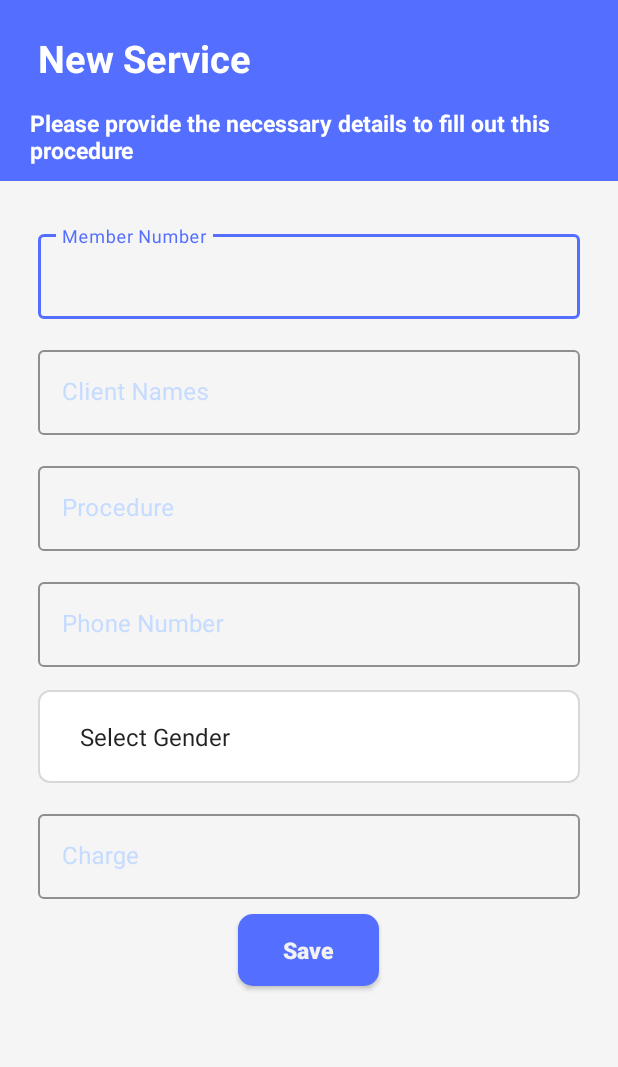
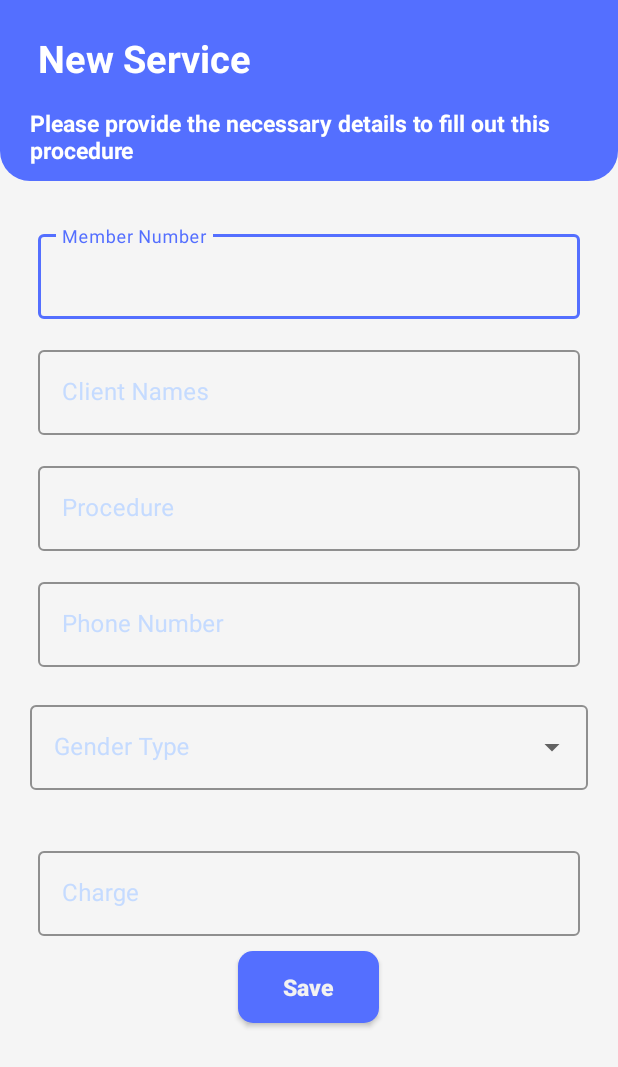
Before and after one commit to FreddieMwau/Healix, an Android app: the NewServicesActivity screen opened directly, with no data from a screen before it, on a phone screen of 412 x 824 dp. Shown: the top 1067 px of the screen. Run offline under Robolectric (Android 15) with nearby library versions, the phone set to English and light mode, and no system bars; libraries missing offline, so code that uses them is left out: www.sanju.motiontoast.

Commit message:
fix: link all EditTexts in XML in respective classes

```diff
--- a/app/src/main/java/com/thinkdev/healix/activity/NewServicesActivity.java
+++ b/app/src/main/java/com/thinkdev/healix/activity/NewServicesActivity.java
@@ -3,10 +3,15 @@ package com.thinkdev.healix.activity;
 import android.content.Intent;
 import android.os.Bundle;
 import android.view.View;
+import android.widget.ArrayAdapter;
+import android.widget.AutoCompleteTextView;
+import android.widget.Button;
+import android.widget.EditText;
 
 import androidx.appcompat.app.AppCompatActivity;
 import androidx.core.content.res.ResourcesCompat;
 
+import com.thinkdev.healix.R;
 import com.thinkdev.healix.databinding.ActivityNewservicesBinding;
 
 import www.sanju.motiontoast.MotionToast;
@@ -16,6 +21,9 @@ public class NewServicesActivity extends AppCompatActivity {
 
 
     private ActivityNewservicesBinding binding;
+    EditText member, client, procedure, clientNumber, charge;
+    AutoCompleteTextView genderType;
+    Button submit;
 
     @Override
     protected void onCreate(Bundle savedInstanceState) {
@@ -23,6 +31,20 @@ public class NewServicesActivity extends AppCompatActivity {
         binding = ActivityNewservicesBinding.inflate(getLayoutInflater());
         setContentView(binding.getRoot());
 
+        member = findViewById(R.id.memberEdittext);
+        client = findViewById(R.id.clientEdittext);
+        procedure = findViewById(R.id.procedureEdittext);
+        clientNumber = findViewById(R.id.clientPhoneEdittext);
+        genderType = findViewById(R.id.gender_type_edit_text);
+        charge = findViewById(R.id.chargeEdittext);
+        submit = findViewById(R.id.serviceSubmitBtn);
+
+        String[] genders = {"Male", "Female"};
+        ArrayAdapter<String> genderAdapter;
+
+        genderAdapter = new ArrayAdapter<>(this, R.layout.insurance_list, genders);
+        genderType.setThreshold(2);
+        genderType.setAdapter(genderAdapter);
 
     }
     public void onclick(View view) {
--- a/app/src/main/java/com/thinkdev/healix/activity/Search.java
+++ b/app/src/main/java/com/thinkdev/healix/activity/Search.java
@@ -10,7 +10,6 @@ import androidx.appcompat.app.AppCompatActivity;
 import androidx.core.content.ContextCompat;
 import androidx.recyclerview.widget.RecyclerView;
 
-import com.google.android.material.textview.MaterialTextView;
 import com.thinkdev.healix.R;
 import com.thinkdev.healix.databinding.ActivitySearchBinding;
 
--- a/app/src/main/res/layout/activity_newservices.xml
+++ b/app/src/main/res/layout/activity_newservices.xml
@@ -12,7 +12,7 @@
     <LinearLayout
         android:layout_width="match_parent"
         android:layout_height="wrap_content"
-        android:background="@color/blue"
+        android:background="@drawable/top_bg"
         android:orientation="vertical">
 
         <TextView
@@ -58,7 +58,7 @@
             <com.google.android.material.textfield.TextInputEditText
                 android:layout_width="match_parent"
                 android:layout_height="match_parent"
-                android:id="@+id/FirstNameEdittext"
+                android:id="@+id/memberEdittext"
                 android:textColor="@color/black"/>
 
         </com.google.android.material.textfield.TextInputLayout>
@@ -79,7 +79,7 @@
             <com.google.android.material.textfield.TextInputEditText
                 android:layout_width="match_parent"
                 android:layout_height="match_parent"
-                android:id="@+id/emailEdittext"
+                android:id="@+id/clientEdittext"
                 android:inputType="text"
                 android:textColor="@color/black"/>
 
@@ -101,7 +101,7 @@
             <com.google.android.material.textfield.TextInputEditText
                 android:layout_width="match_parent"
                 android:layout_height="match_parent"
-                android:id="@+id/idEdittext"
+                android:id="@+id/procedureEdittext"
                 android:inputType="text"/>
 
         </com.google.android.material.textfield.TextInputLayout>
@@ -122,25 +122,29 @@
             <com.google.android.material.textfield.TextInputEditText
                 android:layout_width="match_parent"
                 android:layout_height="match_parent"
-                android:id="@+id/phoneEdittext"
+                android:id="@+id/clientPhoneEdittext"
                 android:textColor="@color/black"
                 android:inputType="text" />
 
         </com.google.android.material.textfield.TextInputLayout>
 
-        <Spinner
+        <com.google.android.material.textfield.TextInputLayout
             android:layout_width="match_parent"
             android:layout_height="wrap_content"
-            android:id="@+id/idgender"
-            android:hint="Patient Type"
-            android:padding="20dp"
-            android:entries="@array/gender"
+            android:layout_margin="20dp"
+            app:hintTextColor="@color/blue"
             android:textColorHint="@color/light_blue"
-            android:textColor="@color/blue"
-            android:background="@drawable/corner_buttonoutline"
-            android:layout_marginTop="15dp"
-            android:layout_marginEnd="25dp"
-            android:layout_marginStart="25dp"/>
+            app:boxStrokeColor="@color/blue"
+            android:hint="Gender Type"
+            style="@style/Widget.MaterialComponents.TextInputLayout.OutlinedBox.ExposedDropdownMenu">
+
+            <AutoCompleteTextView
+                android:id="@+id/gender_type_edit_text"
+                android:layout_width="match_parent"
+                android:layout_height="wrap_content"
+                android:inputType="none"/>
+
+        </com.google.android.material.textfield.TextInputLayout>
 
         <com.google.android.material.textfield.TextInputLayout
             android:layout_width="match_parent"
@@ -158,7 +162,7 @@
             <com.google.android.material.textfield.TextInputEditText
                 android:layout_width="match_parent"
                 android:layout_height="match_parent"
-                android:id="@+id/passEdittext"
+                android:id="@+id/chargeEdittext"
                 android:textColor="@color/black"
                 android:inputType="text"/>
 
@@ -167,7 +171,7 @@
         <androidx.appcompat.widget.AppCompatButton
             android:layout_width="wrap_content"
             android:layout_height="wrap_content"
-            android:id="@+id/submitBtn"
+            android:id="@+id/serviceSubmitBtn"
             android:text="Save"
             android:textStyle="bold"
             android:textSize="15dp"
--- a/app/src/main/res/layout/activity_otp.xml
+++ b/app/src/main/res/layout/activity_otp.xml
@@ -12,7 +12,7 @@
     <LinearLayout
         android:layout_width="match_parent"
         android:layout_height="wrap_content"
-        android:background="@color/blue"
+        android:background="@drawable/top_bg"
         android:orientation="vertical">
         <TextView
             android:layout_width="wrap_content"
@@ -73,7 +73,7 @@
     <androidx.appcompat.widget.AppCompatButton
         android:layout_width="wrap_content"
         android:layout_height="wrap_content"
-        android:id="@+id/submitBtn"
+        android:id="@+id/otpSubmitBtn"
         android:text="Next"
         android:textStyle="bold"
         android:layout_gravity="center"
--- a/app/src/main/res/values/strings.xml
+++ b/app/src/main/res/values/strings.xml
@@ -60,21 +60,5 @@
     <string name="select_ins">Select Insurance Company</string>
     <string name="history">Payment History</string>
     <string name="invoices">Invoices</string>
-
-    <array name="patienttype">
-        <item>Select patient type</item>
-        <item>patient A</item>
-        <item>patient B</item>
-    </array>
-
-    <array name="gender">
-        <item>Select Gender</item>
-        <item>Male</item>
-        <item>Female</item>
-    </array>
-    <string name="hello_first_fragment">Hello first fragment</string>
-    <string name="hello_second_fragment">Hello second fragment. Arg: %1$s</string>
-    <!-- TODO: Remove or change this placeholder text -->
-    <string name="hello_blank_fragment">Hello blank fragment</string>
     <string name="month_picker">Month Picker</string>
 </resources>
```
Also changed, not shown: app/src/main/java/com/thinkdev/healix/activity/BankDetailsActivity.java (+11 -0 lines), app/src/main/java/com/thinkdev/healix/activity/ForgotActivity.java (+9 -0 lines), app/src/main/java/com/thinkdev/healix/activity/NewInvoiceActivity.java (+19 -0 lines), app/src/main/java/com/thinkdev/healix/activity/OtpActivity.java (+7 -0 lines), app/src/main/java/com/thinkdev/healix/activity/SignInActivity.java (+7 -1 lines), app/src/main/java/com/thinkdev/healix/activity/SignUpActivity.java (+13 -1 lines), app/src/main/res/layout/activity_bankdetails.xml (+7 -15 lines), app/src/main/res/layout/activity_forgot.xml (+5 -5 lines), app/src/main/res/layout/activity_newinvoice.xml (+21 -16 lines), app/src/main/res/layout/activity_signin.xml (+4 -4 lines), app/src/main/res/layout/activity_signup.xml (+7 -7 lines).
